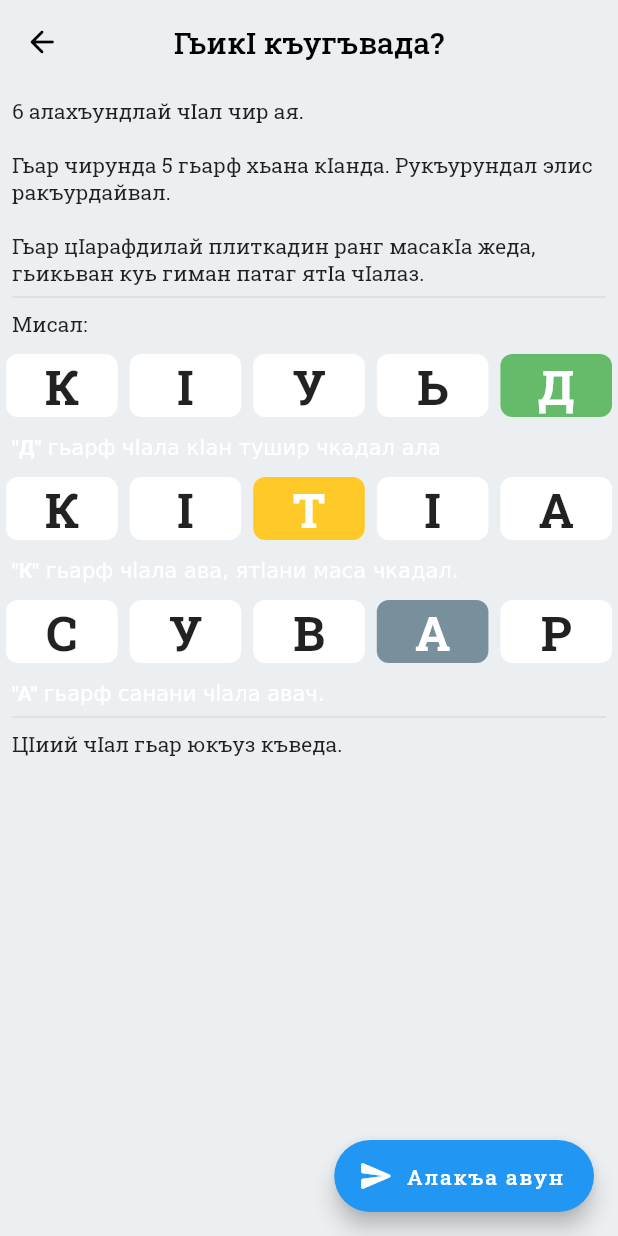
After one commit to raxysstudios/mecel, a Flutter app: the screen it shows after launch, after a tap on the "help" icon, on a phone screen of 412 x 824 dp. The commit adds this screen. Run offline on Flutter 3.47's test engine with Material 2 defaults, Android fonts, the light colour scheme and no system bars; our stand-ins replace google_fonts.

Commit message:
UI improvements

```diff
--- /dev/null
+++ b/lib/modules/play/screens/help.dart
@@ -0,0 +1,131 @@
+import 'package:flutter/material.dart';
+import 'package:url_launcher/url_launcher.dart';
+import 'package:wordle/modules/play/widgets/letter_card.dart';
+import 'package:wordle/shared/widgets/rounded_back_button.dart';
+
+class HelpScreen extends StatelessWidget {
+  const HelpScreen({Key? key}) : super(key: key);
+
+  @override
+  Widget build(BuildContext context) {
+    return Scaffold(
+      appBar: AppBar(
+        elevation: 0,
+        backgroundColor: Colors.transparent,
+        leading: const RoundedBackButton(),
+        centerTitle: true,
+        title: const Text('ГьикІ къугъвада?'),
+      ),
+      floatingActionButton: FloatingActionButton.extended(
+        onPressed: () => launch('https://t.me/raxysstudios'),
+        icon: const Icon(Icons.send_rounded),
+        label: const Text('Алакъа авун'),
+      ),
+      body: ListView(
+        padding: const EdgeInsets.only(bottom: 76),
+        children: [
+          const Padding(
+            padding: EdgeInsets.all(8),
+            child: Text(
+              '6 алахъундлай чӏал чир ая.\n\nГьар чирунда 5 гьарф хьана кӏанда. Рукъурундал элис ракъурдайвал.\n\nГьар цӏарафдилай плиткадин ранг масакӏа жеда, гьикьван куь гиман патаг ятӏа чӏалаз.',
+            ),
+          ),
+          const Divider(
+            indent: 8,
+            endIndent: 8,
+          ),
+          const Padding(
+            padding: EdgeInsets.all(8),
+            child: Text('Мисал:'),
+          ),
+          Row(
+            children: const [
+              LetterCard(text: 'к'),
+              LetterCard(text: 'ӏ'),
+              LetterCard(text: 'у'),
+              LetterCard(text: 'ь'),
+              LetterCard(
+                text: 'д',
+                state: LetterState.present,
+              ),
+            ],
+          ),
+          Padding(
+            padding: const EdgeInsets.all(8),
+            child: RichText(
+              text: const TextSpan(
+                children: [
+                  TextSpan(
+                    text: '"Д"',
+                    style: TextStyle(fontWeight: FontWeight.bold),
+                  ),
+                  TextSpan(text: ' гьарф чІала кІан тушир чкадал ала'),
+                ],
+              ),
+            ),
+          ),
+          Row(
+            children: const [
+              LetterCard(text: 'к'),
+              LetterCard(text: 'ӏ'),
+              LetterCard(
+                text: 'т',
+                state: LetterState.shifted,
+              ),
+              LetterCard(text: 'ӏ'),
+              LetterCard(text: 'а'),
+            ],
+          ),
+          Padding(
+            padding: const EdgeInsets.all(8),
+            child: RichText(
+              text: const TextSpan(
+                children: [
+                  TextSpan(
+                    text: '"К"',
+                    style: TextStyle(fontWeight: FontWeight.bold),
+                  ),
+                  TextSpan(text: ' гьарф чӏала ава, ятӏани маса чкадал.'),
+                ],
+              ),
+            ),
+          ),
+          Row(
+            children: const [
+              LetterCard(text: 'с'),
+              LetterCard(text: 'у'),
+              LetterCard(text: 'в'),
+              LetterCard(
+                text: 'а',
+                state: LetterState.missing,
+              ),
+              LetterCard(text: 'р'),
+            ],
+          ),
+          Padding(
+            padding: const EdgeInsets.all(8),
+            child: RichText(
+              text: const TextSpan(
+                children: [
+                  TextSpan(
+                    text: '"А"',
+                    style: TextStyle(fontWeight: FontWeight.bold),
+                  ),
+                  TextSpan(text: ' гьарф санани чӏала авач.'),
+                ],
+              ),
+            ),
+          ),
+          const Divider(
+            indent: 8,
+            endIndent: 8,
+          ),
+          const Padding(
+            padding: EdgeInsets.all(8),
+            child: Text('Цӏиий чӏал гьар юкъуз къведа.'),
+          ),
+        ],
+      ),
+    );
+  }
+}
--- a/lib/modules/play/screens/play.dart
+++ b/lib/modules/play/screens/play.dart
@@ -1,7 +1,7 @@
 import 'package:flutter/material.dart';
-import 'package:google_fonts/google_fonts.dart';
 import 'package:url_launcher/url_launcher.dart';
 import 'package:wordle/modules/play/models/input_key.dart';
+import 'package:wordle/modules/play/screens/help.dart';
 import 'package:wordle/modules/play/utils.dart';
 import 'package:wordle/modules/play/widgets/share_button.dart';
 import 'package:wordle/shared/models/language.dart';
@@ -74,13 +74,16 @@ class _PlayScreenState extends State<PlayScreen> {
         elevation: 0,
         backgroundColor: Colors.transparent,
         centerTitle: true,
-        title: const Text(
-          'MECEL'
-        ),
+        title: const Text('MECEL'),
         leading: IconButton(
-          onPressed: () => launch('https://t.me/raxysstudios'),
-          tooltip: 'Contact',
-          icon: const Icon(Icons.send_rounded),
+          onPressed: () => Navigator.push<void>(
+            context,
+            MaterialPageRoute(
+              builder: (context) => const HelpScreen(),
+            ),
+          ),
+          tooltip: 'Гъил гун',
+          icon: const Icon(Icons.help_rounded),
         ),
         actions: [
           if (done)
--- a/lib/modules/play/widgets/keyboard_input.dart
+++ b/lib/modules/play/widgets/keyboard_input.dart
@@ -1,5 +1,4 @@
 import 'package:flutter/material.dart';
-import 'package:google_fonts/google_fonts.dart';
 
 import '../models/input_key.dart';
 
--- a/lib/modules/play/widgets/letter_card.dart
+++ b/lib/modules/play/widgets/letter_card.dart
@@ -1,20 +1,34 @@
 import 'package:flutter/material.dart';
-import 'package:google_fonts/google_fonts.dart';
+
+enum LetterState { missing, shifted, present }
 
 class LetterCard extends StatelessWidget {
   const LetterCard({
-    required this.text,
-    required this.backgroundColor,
-    required this.color,
+    this.text,
+    this.state,
     Key? key,
   }) : super(key: key);
 
-  final Color? backgroundColor;
-  final Color? color;
   final String? text;
+  final LetterState? state;
+
+  Color? getBackgroundColor(Color? defaultColor) {
+    switch (state) {
+      case LetterState.missing:
+        return Colors.blueGrey.shade400;
+      case LetterState.shifted:
+        return Colors.amber.shade400;
+      case LetterState.present:
+        return Colors.green.shade400;
+      default:
+        return defaultColor;
+    }
+  }
 
   @override
   Widget build(BuildContext context) {
+    final colorSceme = Theme.of(context).colorScheme;
+
     return Flexible(
       child: AnimatedContainer(
         margin: const EdgeInsets.all(4),
@@ -22,7 +36,7 @@ class LetterCard extends StatelessWidget {
         width: text == null ? 16 : null,
         height: text == null ? 16 : null,
         decoration: BoxDecoration(
-          color: backgroundColor,
+          color: getBackgroundColor(colorSceme.surface),
           borderRadius: BorderRadius.all(
             Radius.circular(text == null ? 32 : 8),
           ),
@@ -33,7 +47,7 @@ class LetterCard extends StatelessWidget {
             style: TextStyle(
               fontWeight: FontWeight.bold,
               fontSize: 32,
-              color: color,
+              color: state == null ? null : colorSceme.surface,
             ),
           ),
         ),
--- a/lib/modules/play/widgets/word_attempt.dart
+++ b/lib/modules/play/widgets/word_attempt.dart
@@ -1,5 +1,4 @@
 import 'package:flutter/material.dart';
-import 'package:google_fonts/google_fonts.dart';
 import 'package:wordle/modules/play/widgets/letter_card.dart';
 
 class WordAttempt extends StatelessWidget {
@@ -16,7 +15,6 @@ class WordAttempt extends StatelessWidget {
 
   @override
   Widget build(BuildContext context) {
-    final colorScheme = Theme.of(context).colorScheme;
     return SizedBox(
       height: 64,
       child: Row(
@@ -28,20 +26,21 @@ class WordAttempt extends StatelessWidget {
               builder: (context) {
                 var char = '';
                 if (text != null && i < text!.length) char = text![i];
-                Color? color;
+                LetterState? state;
 
                 if (check != null && char.isNotEmpty) {
                   final j = check!.indexOf(char);
-                  color = j == -1
-                      ? Colors.blueGrey.shade400
-                      : j == i
-                          ? Colors.green.shade400
-                          : Colors.amber.shade400;
+                  if (j == -1) {
+                    state = LetterState.missing;
+                  } else if (j == i) {
+                    state = LetterState.shifted;
+                  } else {
+                    state = LetterState.present;
+                  }
                 }
                 return LetterCard(
                   text: text == null ? null : char,
-                  backgroundColor: color ?? colorScheme.surface,
-                  color: color == null ? null : colorScheme.surface,
+                  state: state,
                 );
               },
             )
--- /dev/null
+++ b/lib/shared/widgets/rounded_back_button.dart
@@ -0,0 +1,19 @@
+import 'package:flutter/material.dart';
+
+class RoundedBackButton extends StatelessWidget {
+  const RoundedBackButton({
+    this.icon = Icons.arrow_back_rounded,
+    Key? key,
+  }) : super(key: key);
+
+  final IconData icon;
+
+  @override
+  Widget build(BuildContext context) {
+    return IconButton(
+      onPressed: () => Navigator.maybePop(context),
+      tooltip: 'Back',
+      icon: Icon(icon),
+    );
+  }
+}
```
